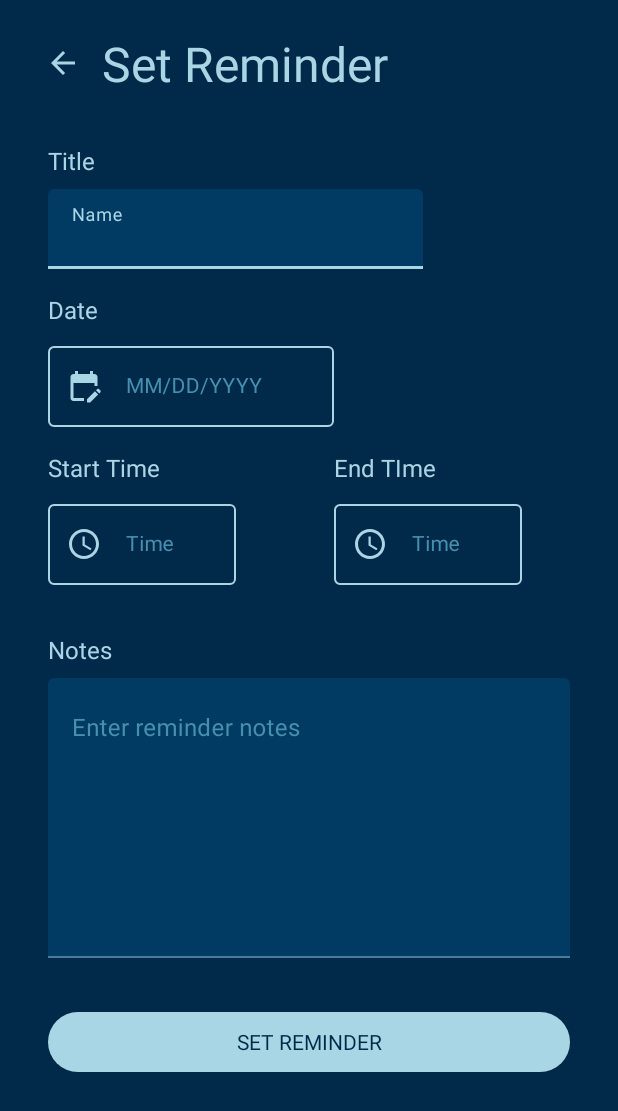
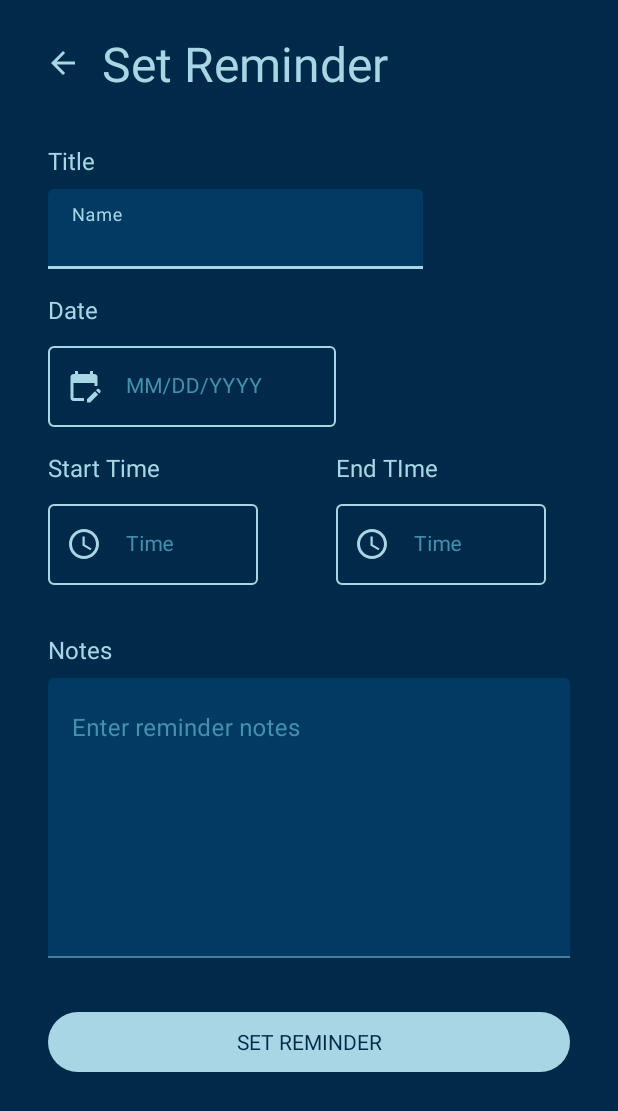
Before and after one commit to jasperket/FocusScape, an Android app: the SetReminder screen opened directly, with no data from a screen before it, after a tap on "SET REMINDER", on a phone screen of 412 x 824 dp. Shown: the top 1111 px of the screen. Run offline under Robolectric (Android 15) with nearby library versions, the light colour scheme and no system bars.

Commit message:
Adjusted reminder layout

```diff
--- a/app/src/main/java/com/example/focusscape/setreminder/SetReminder.java
+++ b/app/src/main/java/com/example/focusscape/setreminder/SetReminder.java
@@ -14,6 +14,7 @@
 import android.view.View;
 import android.view.inputmethod.InputMethodManager;
 import android.widget.Button;
+import android.widget.Toast;
 
 import com.example.focusscape.DatabaseHelper;
 import com.example.focusscape.MainActivity;
@@ -133,6 +134,8 @@
                 // Set the alarm using the AlarmHelper class
                 String reminderName = eTxtReminderName.getText().toString();
                 SetReminderAlarmHelper.setAlarm(view.getContext(), alarmDate,reminderName);
+
+                Toast.makeText(view.getContext(),"Reminder Set!",Toast.LENGTH_SHORT).show();
             }
         });
         createNotificationChannel();
--- a/app/src/main/res/layout/activity_set_reminder.xml
+++ b/app/src/main/res/layout/activity_set_reminder.xml
@@ -114,7 +114,7 @@
     <com.google.android.material.textfield.TextInputLayout
         android:id="@+id/filledTextField3"
         style="?attr/textInputOutlinedStyle"
-        android:layout_width="125dp"
+        android:layout_width="140dp"
         android:layout_height="wrap_content"
         android:layout_marginTop="8dp"
         android:hint="Time"
@@ -146,15 +146,15 @@
     <com.google.android.material.textfield.TextInputLayout
         android:id="@+id/filledTextField4"
         style="?attr/textInputOutlinedStyle"
-        android:layout_width="125dp"
+        android:layout_width="140dp"
         android:layout_height="wrap_content"
         android:layout_marginTop="8dp"
-        android:layout_marginEnd="32dp"
+        android:layout_marginEnd="16dp"
         android:hint="Time"
+        android:textColorHint="@color/blue_400"
+        app:boxStrokeColor="@color/selector_text_field_outline"
         app:layout_constraintEnd_toEndOf="@+id/filledTextField5"
         app:layout_constraintTop_toBottomOf="@+id/txtReminderEnd"
-        android:textColorHint="@color/blue_400"
-        app:boxStrokeColor="@color/selector_text_field_outline"
         app:startIconDrawable="@drawable/baseline_access_time_24"
         app:startIconTint="@color/blue_100">
 
```
